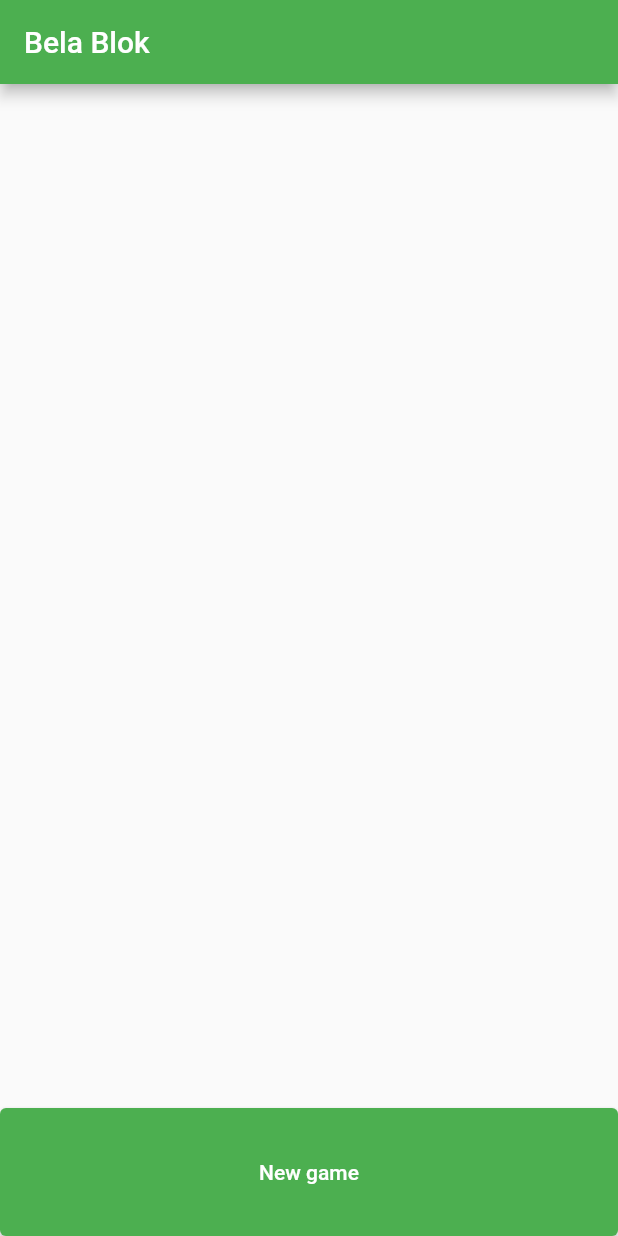
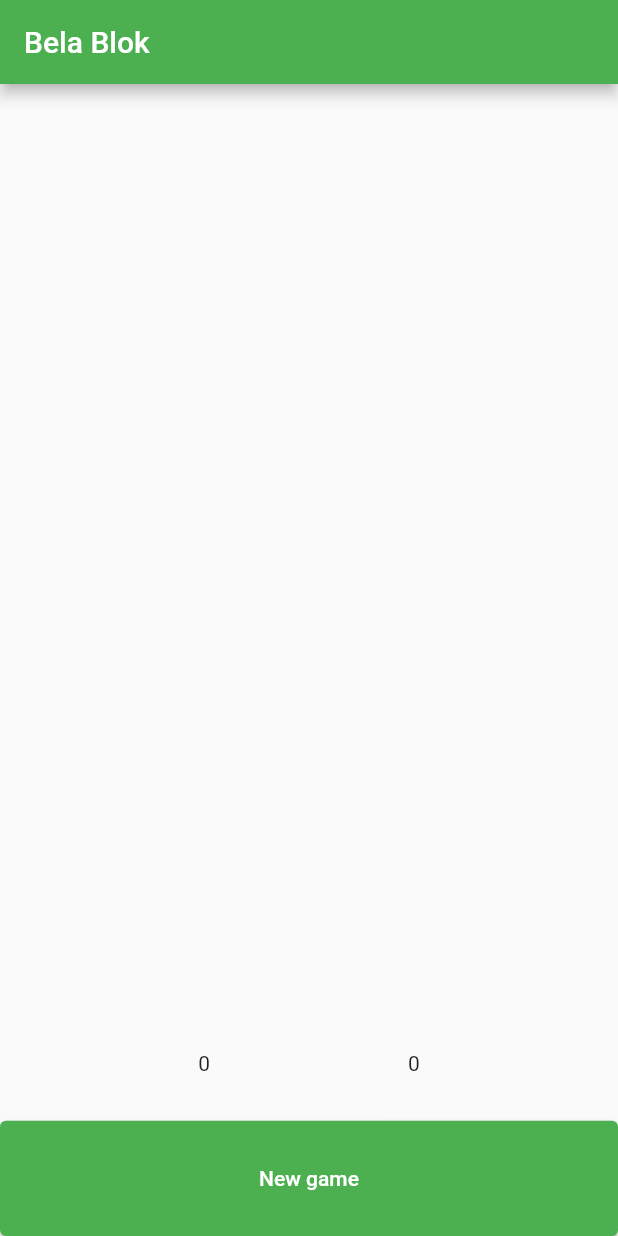
Before and after one commit to Beertija/Bela-Blok, a Flutter app: the screen it shows after launch, on a phone screen of 412 x 824 dp. Run offline on Flutter 3.47's test engine with Material 2 defaults, Android fonts, the phone set to English and light mode, and no system bars.

Commit message:
Added sum of all results to the display

```diff
--- a/lib/providers/game_result_provider.dart
+++ b/lib/providers/game_result_provider.dart
@@ -3,16 +3,25 @@ import 'package:flutter/material.dart';
 
 class BelaGamesProvider with ChangeNotifier {
   int counter = 1;
+  int _numberOfPointsFirstTeam = 0, _numberOfPointsSecondTeam = 0;
   final Map<int, BelaGame> _belaGames = {};
 
   Map<int, BelaGame> get belaGames => _belaGames;
 
+  int get numberOfPointsFirstTeam => _numberOfPointsFirstTeam;
+
+  int get numberOfPointsSecondTeam => _numberOfPointsSecondTeam;
+
   void add(BelaGame belaGame) {
+    _numberOfPointsSecondTeam += int.parse(belaGame.pointsSecondTeam) +
+        int.parse(belaGame.contractSecondTeam);
+    _numberOfPointsFirstTeam += int.parse(belaGame.pointsFirstTeam) +
+        int.parse(belaGame.contractFirstTeam);
     belaGame.mainScoreSecondTeam = (int.parse(belaGame.pointsSecondTeam) +
-        int.parse(belaGame.contractSecondTeam))
+            int.parse(belaGame.contractSecondTeam))
         .toString();
     belaGame.mainScoreFirstTeam = (int.parse(belaGame.pointsFirstTeam) +
-        int.parse(belaGame.contractFirstTeam))
+            int.parse(belaGame.contractFirstTeam))
         .toString();
     _belaGames.putIfAbsent(counter++, () => belaGame);
     notifyListeners();
--- a/lib/screens/main_screen.dart
+++ b/lib/screens/main_screen.dart
@@ -47,6 +47,15 @@ class _BelaBlokMainScreenState extends State<BelaBlokMainScreen> {
           ),
           Expanded(
               flex: 1,
+              child: Row(
+                mainAxisAlignment: MainAxisAlignment.spaceEvenly,
+                children: [
+                  Text(Provider.of<BelaGamesProvider>(context, listen: true).numberOfPointsFirstTeam.toString()),
+                  Text(Provider.of<BelaGamesProvider>(context, listen: true).numberOfPointsSecondTeam.toString()),
+                ],
+              )),
+          Expanded(
+              flex: 1,
               child: SizedBox(
                 width: double.infinity,
                 child: ElevatedButton(
```
